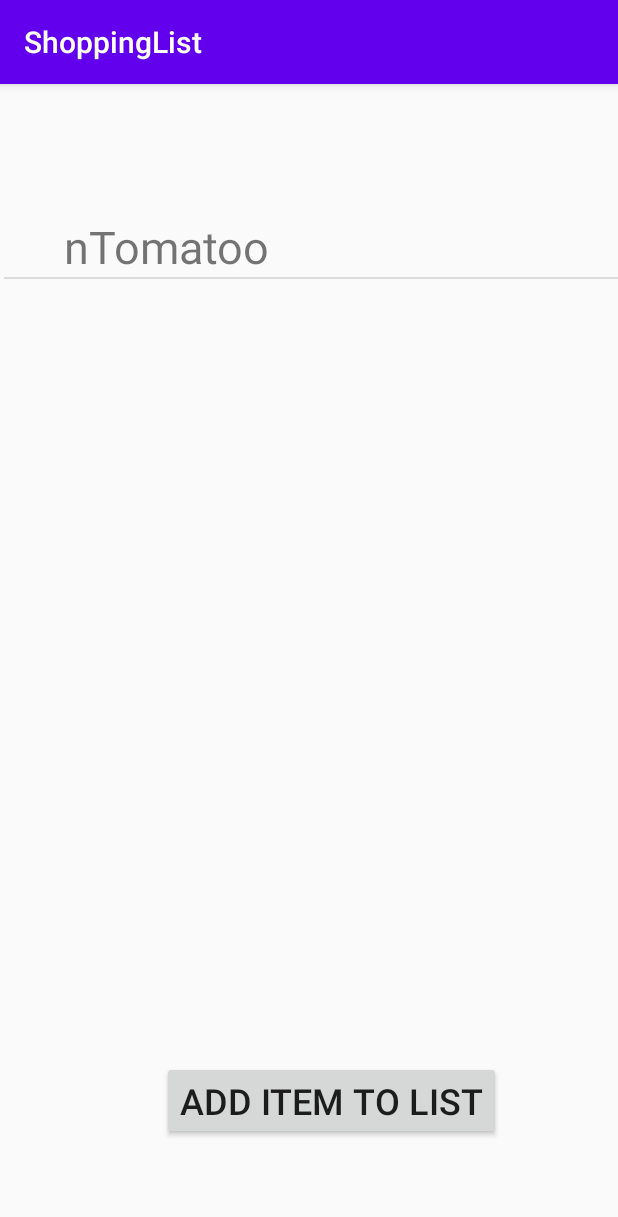
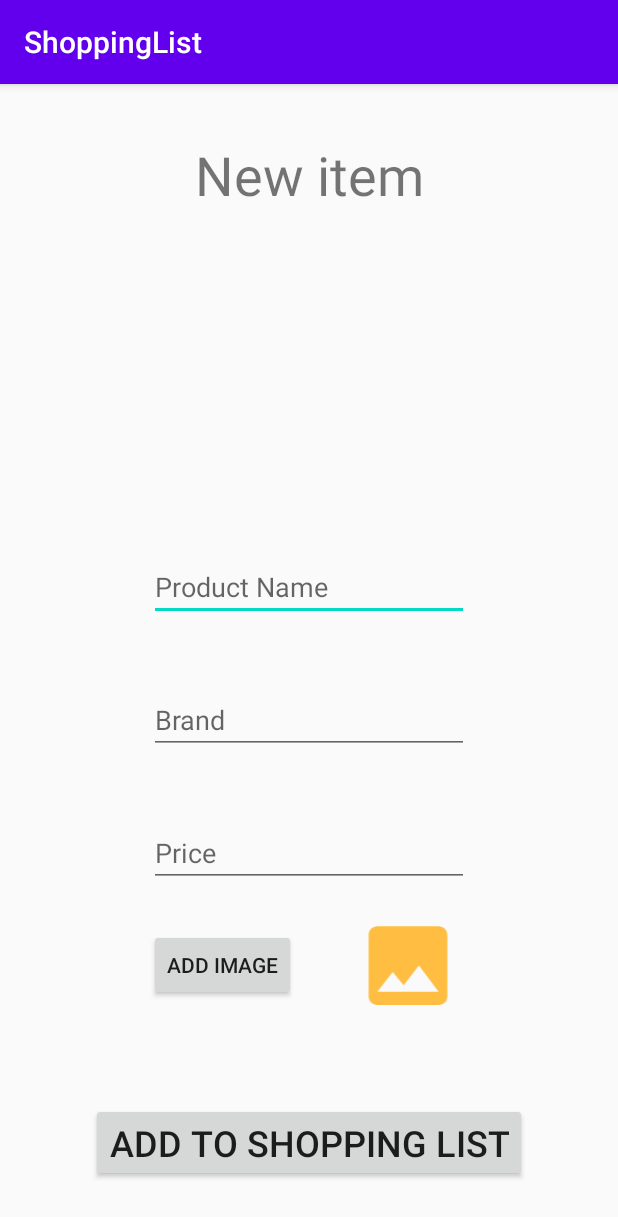
Before and after one commit to jarirauhala/koods, an Android app: the screen it shows after launch (MainActivity before the commit, AddItemActiity after it), after a tap on "ADD ITEM TO LIST", on a phone screen of 412 x 824 dp. Shown: the top 1217 px of the screen. Run offline under Robolectric (Android 15) with nearby library versions, the phone set to English and light mode, and no system bars.

Commit message:
activity to add new item, with uploading image from gallery

```diff
--- a/AndroidK20/ShoppingList/app/src/main/AndroidManifest.xml
+++ b/AndroidK20/ShoppingList/app/src/main/AndroidManifest.xml
@@ -1,6 +1,7 @@
 <?xml version="1.0" encoding="utf-8"?>
 <manifest xmlns:android="http://schemas.android.com/apk/res/android"
     package="fi.lut.shoppinglist">
+    <uses-permission android:name="android.permission.READ_EXTERNAL_STORAGE"/>
 
     <application
         android:allowBackup="true"
@@ -9,7 +10,8 @@
         android:roundIcon="@mipmap/ic_launcher_round"
         android:supportsRtl="true"
         android:theme="@style/AppTheme">
-        <activity android:name=".ProductDetails"></activity>
+        <activity android:name=".AddItemActiity"></activity>
+        <activity android:name=".ProductDetails" />
         <activity android:name=".MainActivity">
             <intent-filter>
                 <action android:name="android.intent.action.MAIN" />
--- /dev/null
+++ b/AndroidK20/ShoppingList/app/src/main/java/fi/lut/shoppinglist/AddItemActiity.java
@@ -0,0 +1,103 @@
+package fi.lut.shoppinglist;
+
+import androidx.annotation.NonNull;
+import androidx.annotation.Nullable;
+import androidx.appcompat.app.AppCompatActivity;
+
+import android.Manifest;
+import android.content.Intent;
+import android.content.pm.PackageManager;
+import android.media.Image;
+import android.os.Build;
+import android.os.Bundle;
+import android.view.View;
+import android.widget.AdapterView;
+import android.widget.Button;
+import android.widget.ImageView;
+import android.widget.Toast;
+
+public class AddItemActiity extends AppCompatActivity {
+
+    Button addImageButton;
+    ImageView prevImgView;
+
+    private static final int IMAGE_PICK_CODE = 1000;
+    private static final int PERMISSION_CODE = 1001;
+
+
+    @Override
+    protected void onCreate(Bundle savedInstanceState) {
+        super.onCreate(savedInstanceState);
+        setContentView(R.layout.activity_add_item_actiity);
+
+        addImageButton = (Button) findViewById(R.id.addImageButton);
+        prevImgView = (ImageView) findViewById(R.id.previewImageView);
+
+        addImageButton.setOnClickListener(new View.OnClickListener() {
+            @Override
+            public void onClick(View v) {
+                // check runtime permission
+                if (Build.VERSION.SDK_INT >= Build.VERSION_CODES.M) {
+                    if (checkSelfPermission(Manifest.permission.READ_EXTERNAL_STORAGE) == PackageManager.PERMISSION_DENIED) {
+                        String[] permissions = {Manifest.permission.READ_EXTERNAL_STORAGE};
+                        requestPermissions(permissions, PERMISSION_CODE);
+
+                    }
+                    else { // permission already granted
+                        pickImageFromGallery();
+                    }
+                }
+                else {
+                    pickImageFromGallery();
+                }
+
+            }
+        });
+/*
+        itemsListView.setOnItemClickListener(new AdapterView.OnItemClickListener() {
+            @Override
+            public void onItemClick(AdapterView<?> parent, View view, int position, long id) {
+                Intent showProductDetailsActivity =
+                        new Intent (getApplicationContext(), ProductDetails.class);
+                String productName = db.getItem(position).productName;
+                showProductDetailsActivity.putExtra("fi.lut.PRODUCT_NAME", productName);
+                // todo: other product info from db
+                showProductDetailsActivity.putExtra("fi.lut.OTHER_INFO", "INforillo");
+
+                startActivity(showProductDetailsActivity);
+            }
+        });
+        */
+    }
+
+    private void pickImageFromGallery() {
+        Intent pickImage = new Intent(Intent.ACTION_PICK);
+        pickImage.setType("image/*");
+        startActivityForResult(pickImage, IMAGE_PICK_CODE);
+    }
+
+    @Override
+    public void onRequestPermissionsResult(int requestCode, @NonNull String[] permissions, @NonNull int[] grantResults) {
+        super.onRequestPermissionsResult(requestCode, permissions, grantResults);
+
+        switch (requestCode) {
+            case PERMISSION_CODE:{
+                if (grantResults.length > 0 && grantResults[0] == PackageManager.PERMISSION_GRANTED) {
+                    pickImageFromGallery();
+                }
+                else {
+                    Toast.makeText(this, "Permission denied!", Toast.LENGTH_SHORT).show();
+                }
+            }
+        }
+    }
+
+    @Override
+    protected void onActivityResult(int requestCode, int resultCode, @Nullable Intent data) {
+        super.onActivityResult(requestCode, resultCode, data);
+
+        if (resultCode == RESULT_OK && requestCode == IMAGE_PICK_CODE) {
+            prevImgView.setImageURI(data.getData());
+        }
+    }
+}
--- a/AndroidK20/ShoppingList/app/src/main/java/fi/lut/shoppinglist/MainActivity.java
+++ b/AndroidK20/ShoppingList/app/src/main/java/fi/lut/shoppinglist/MainActivity.java
@@ -36,6 +36,9 @@ public class MainActivity extends AppCompatActivity {
                 db.addNewListItem(newItem);
                 itemsListView.setAdapter(itemAdapter);
 
+                Intent addNewItem = new Intent(getApplicationContext(), AddItemActiity.class);
+                startActivity(addNewItem);
+
             }
         });
 
@@ -46,6 +49,7 @@ public class MainActivity extends AppCompatActivity {
                         new Intent (getApplicationContext(), ProductDetails.class);
                 String productName = db.getItem(position).productName;
                 showProductDetailsActivity.putExtra("fi.lut.PRODUCT_NAME", productName);
+                // todo: other product info from db
                 showProductDetailsActivity.putExtra("fi.lut.OTHER_INFO", "INforillo");
 
                 startActivity(showProductDetailsActivity);
--- /dev/null
+++ b/AndroidK20/ShoppingList/app/src/main/res/drawable/ic_image_black_24dp.xml
@@ -0,0 +1,5 @@
+<vector android:height="24dp" android:tint="#FFBE41"
+    android:viewportHeight="24.0" android:viewportWidth="24.0"
+    android:width="24dp" xmlns:android="http://schemas.android.com/apk/res/android">
+    <path android:fillColor="#FF000000" android:pathData="M21,19V5c0,-1.1 -0.9,-2 -2,-2H5c-1.1,0 -2,0.9 -2,2v14c0,1.1 0.9,2 2,2h14c1.1,0 2,-0.9 2,-2zM8.5,13.5l2.5,3.01L14.5,12l4.5,6H5l3.5,-4.5z"/>
+</vector>
--- /dev/null
+++ b/AndroidK20/ShoppingList/app/src/main/res/layout/activity_add_item_actiity.xml
@@ -0,0 +1,85 @@
+<?xml version="1.0" encoding="utf-8"?>
+<androidx.constraintlayout.widget.ConstraintLayout xmlns:android="http://schemas.android.com/apk/res/android"
+    xmlns:app="http://schemas.android.com/apk/res-auto"
+    xmlns:tools="http://schemas.android.com/tools"
+    android:layout_width="match_parent"
+    android:layout_height="match_parent"
+    tools:context=".AddItemActiity">
+
+    <TextView
+        android:id="@+id/textView"
+        android:layout_width="wrap_content"
+        android:layout_height="wrap_content"
+        android:layout_marginTop="36dp"
+        android:text="New item"
+        android:textSize="36sp"
+        app:layout_constraintEnd_toEndOf="parent"
+        app:layout_constraintStart_toStartOf="parent"
+        app:layout_constraintTop_toTopOf="parent" />
+
+    <EditText
+        android:id="@+id/productNameEditText"
+        android:layout_width="wrap_content"
+        android:layout_height="wrap_content"
+        android:layout_marginTop="228dp"
+        android:ems="10"
+        android:hint="Product Name"
+        android:inputType="textPersonName"
+        app:layout_constraintEnd_toEndOf="parent"
+        app:layout_constraintStart_toStartOf="parent"
+        app:layout_constraintTop_toBottomOf="@+id/textView" />
+
+    <EditText
+        android:id="@+id/brandEditText"
+        android:layout_width="wrap_content"
+        android:layout_height="wrap_content"
+        android:ems="10"
+        android:hint="Brand"
+        android:inputType="textPersonName"
+        app:layout_constraintBottom_toTopOf="@+id/priceEditText"
+        app:layout_constraintEnd_toEndOf="parent"
+        app:layout_constraintStart_toStartOf="parent"
+        app:layout_constraintTop_toBottomOf="@+id/productNameEditText" />
+
+    <EditText
+        android:id="@+id/priceEditText"
+        android:layout_width="wrap_content"
+        android:layout_height="wrap_content"
+        android:layout_marginBottom="28dp"
+        android:ems="10"
+        android:hint="Price"
+        android:inputType="numberDecimal"
+        app:layout_constraintBottom_toTopOf="@+id/addImageButton"
+        app:layout_constraintEnd_toEndOf="parent"
+        app:layout_constraintStart_toStartOf="parent" />
+
+    <Button
+        android:id="@+id/addNewItemButton"
+        android:layout_width="wrap_content"
+        android:layout_height="wrap_content"
+        android:layout_marginBottom="36dp"
+        android:text="Add to Shopping List"
+        android:textSize="24sp"
+        app:layout_constraintBottom_toBottomOf="parent"
+        app:layout_constraintEnd_toEndOf="parent"
+        app:layout_constraintStart_toStartOf="parent" />
+
+    <Button
+        android:id="@+id/addImageButton"
+        android:layout_width="wrap_content"
+        android:layout_height="wrap_content"
+        android:layout_marginBottom="68dp"
+        android:text="Add Image"
+        app:layout_constraintBottom_toTopOf="@+id/addNewItemButton"
+        app:layout_constraintStart_toStartOf="@+id/priceEditText" />
+
+    <ImageView
+        android:id="@+id/previewImageView"
+        android:layout_width="81dp"
+        android:layout_height="70dp"
+        app:layout_constraintBottom_toBottomOf="@+id/addImageButton"
+        app:layout_constraintEnd_toEndOf="@+id/priceEditText"
+        app:layout_constraintTop_toTopOf="@+id/addImageButton"
+        app:srcCompat="@drawable/ic_image_black_24dp" />
+
+</androidx.constraintlayout.widget.ConstraintLayout>
```
